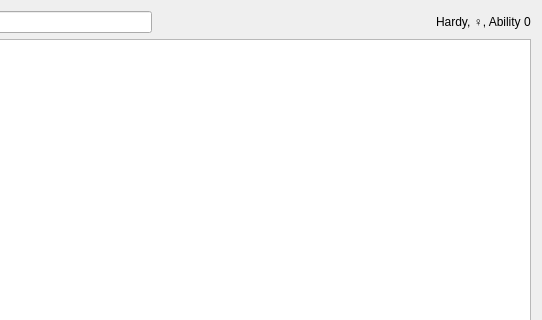
First picture: the form in Forms/Gen3/SpindaPainter.ui, repository Admiral-Fish/PokeFinder, before the edit; both pictures show x 158 to 700 and y 0 to 320 of the 700 by 700 pixel window.
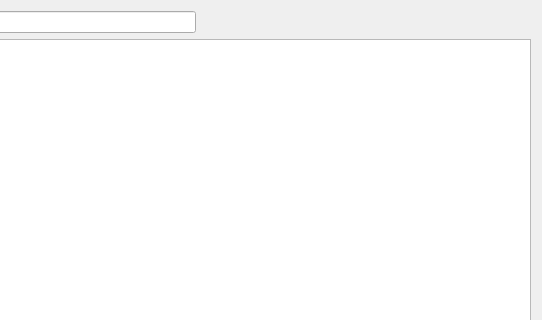
Second picture: the form after the edit. Custom widgets are drawn as their Qt base class.

```diff
--- a/Forms/Gen3/SpindaPainter.ui
+++ b/Forms/Gen3/SpindaPainter.ui
@@ -57,11 +57,7 @@
     </widget>
    </item>
    <item row="0" column="3">
-    <widget class="QLabel" name="labelInfo">
-     <property name="text">
-      <string>Hardy, ♀, Ability 0</string>
-     </property>
-    </widget>
+    <widget class="QLabel" name="labelInfo"/>
    </item>
    <item row="1" column="0" colspan="4">
     <widget class="QGraphicsView" name="graphicsView"/>
```
